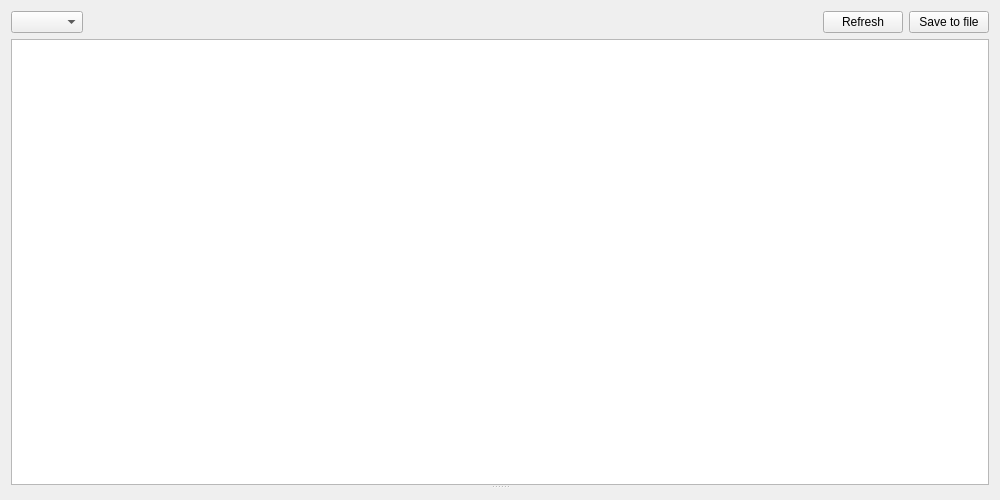
Old version of the form rosflight_rqt_plugins/resources/param_tuning.ui in the repository rosflight/rosflight_ros_pkgs.
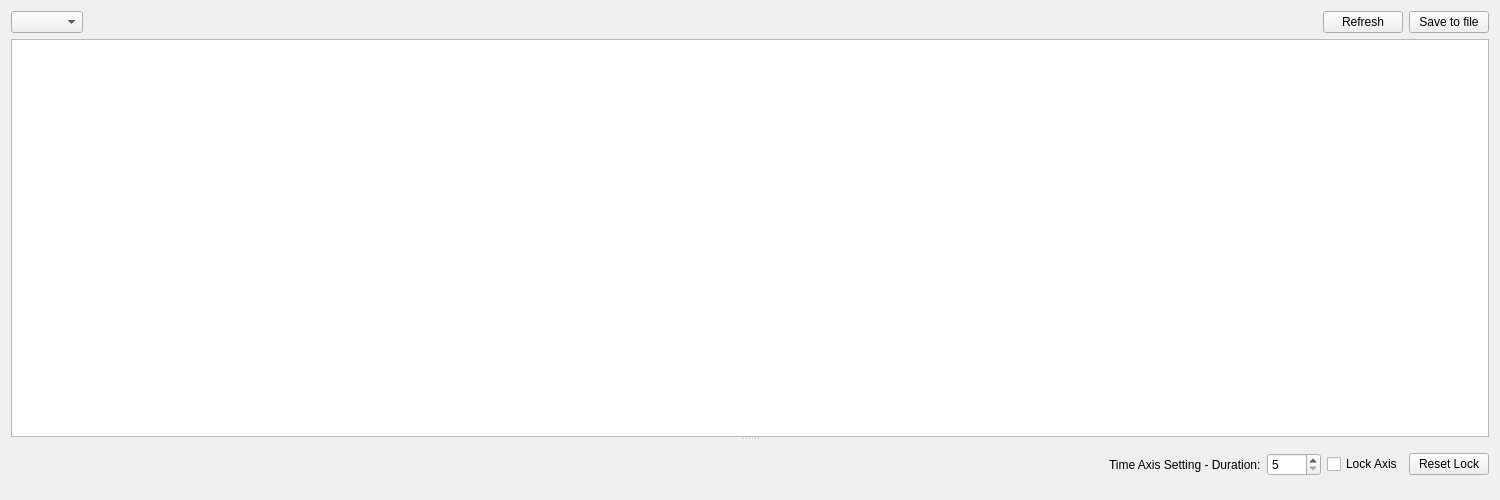
New version of the form.

Commit message: Added time axis adjustment ui elements

The edit to the form file:
```diff
--- a/rosflight_rqt_plugins/resources/param_tuning.ui
+++ b/rosflight_rqt_plugins/resources/param_tuning.ui
@@ -6,7 +6,7 @@
    <rect>
     <x>0</x>
     <y>0</y>
-    <width>1000</width>
+    <width>1500</width>
     <height>500</height>
    </rect>
   </property>
@@ -64,7 +64,65 @@
      </property>
      <widget class="QTableView" name="param_table_view"/>
      <widget class="QWidget" name="verticalLayoutWidget">
-      <layout class="QVBoxLayout" name="plot_layout"/>
+      <layout class="QVBoxLayout" name="plot_layout">
+       <item>
+        <layout class="QHBoxLayout" name="plot_button_layout">
+         <item>
+          <spacer name="horizontal_spacer_1">
+           <property name="orientation">
+            <enum>Qt::Horizontal</enum>
+           </property>
+           <property name="sizeHint" stdset="0">
+            <size>
+             <width>40</width>
+             <height>20</height>
+            </size>
+           </property>
+          </spacer>
+         </item>
+         <item>
+          <widget class="QLabel" name="time_axis_label">
+           <property name="text">
+            <string>Time Axis Setting - Duration:</string>
+           </property>
+          </widget>
+         </item>
+         <item>
+          <widget class="QSpinBox" name="time_duration_spin_box">
+           <property name="minimum">
+            <number>5</number>
+           </property>
+           <property name="maximum">
+            <number>1000</number>
+           </property>
+           <property name="singleStep">
+            <number>5</number>
+           </property>
+           <property name="stepType">
+            <enum>QAbstractSpinBox::DefaultStepType</enum>
+           </property>
+           <property name="value">
+            <number>5</number>
+           </property>
+          </widget>
+         </item>
+         <item>
+          <widget class="QCheckBox" name="lock_plot_check_box">
+           <property name="text">
+            <string>Lock Axis</string>
+           </property>
+          </widget>
+         </item>
+         <item>
+          <widget class="QPushButton" name="reset_plot_button">
+           <property name="text">
+            <string>Reset Lock</string>
+           </property>
+          </widget>
+         </item>
+        </layout>
+       </item>
+      </layout>
      </widget>
     </widget>
    </item>
```
